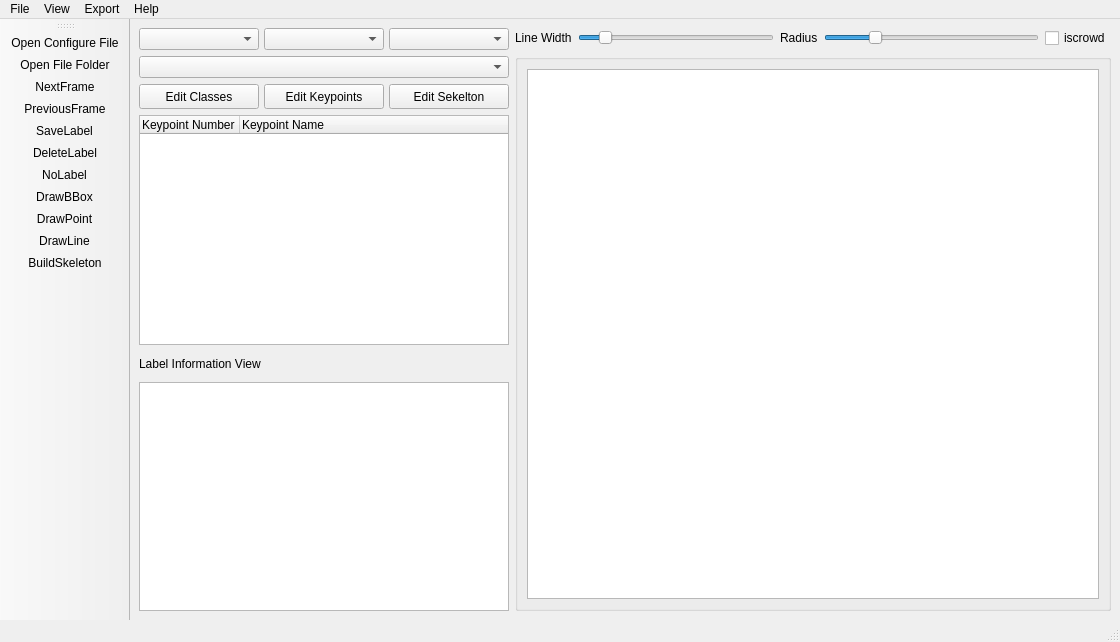
Before: the Qt Designer form animalposetracker/gui/ui/annotator.ui in wux024/AnimalPoseTracker, drawn with Qt 5.
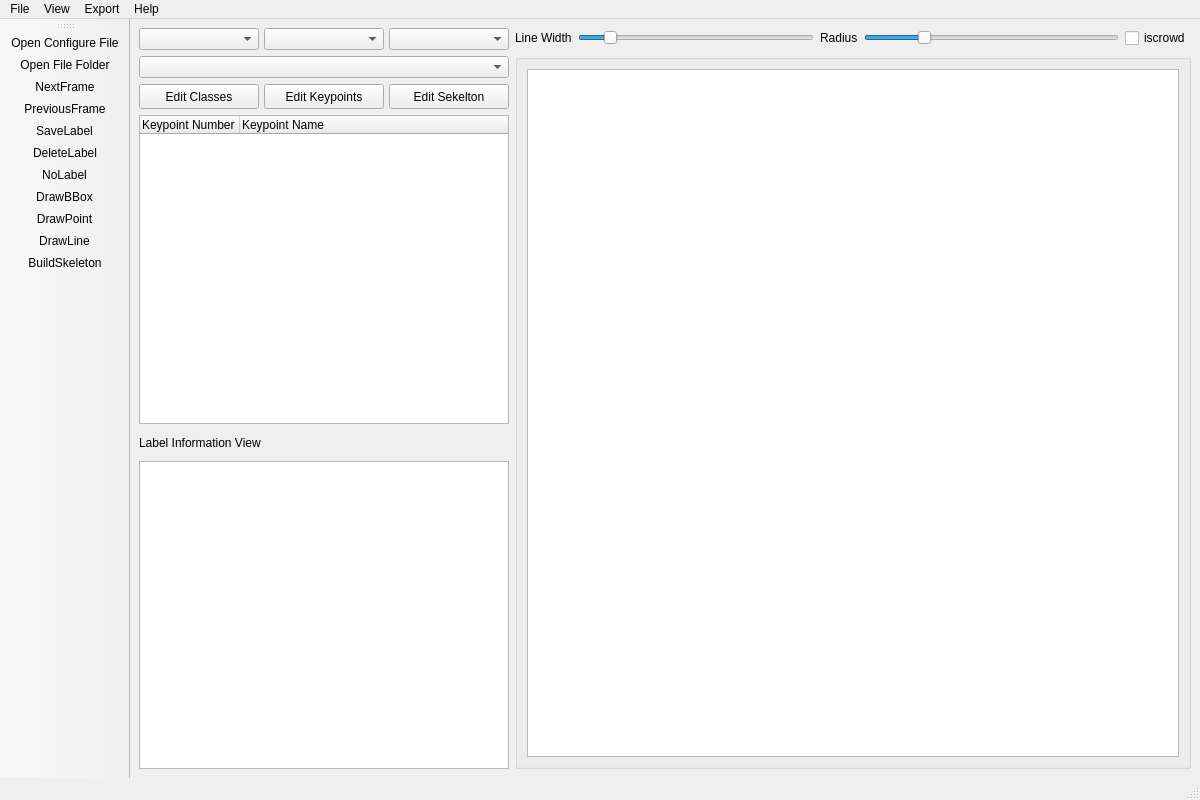
After: the same form once the commit is applied. Icons and pictures are not drawn.

What changed in the file:
```diff
--- a/animalposetracker/gui/ui/annotator.ui
+++ b/animalposetracker/gui/ui/annotator.ui
@@ -6,8 +6,8 @@
    <rect>
     <x>0</x>
     <y>0</y>
-    <width>1120</width>
-    <height>642</height>
+    <width>1200</width>
+    <height>800</height>
    </rect>
   </property>
   <property name="windowTitle">
@@ -361,7 +361,7 @@
     <rect>
      <x>0</x>
      <y>0</y>
-     <width>1120</width>
+     <width>1200</width>
      <height>33</height>
     </rect>
    </property>
```
